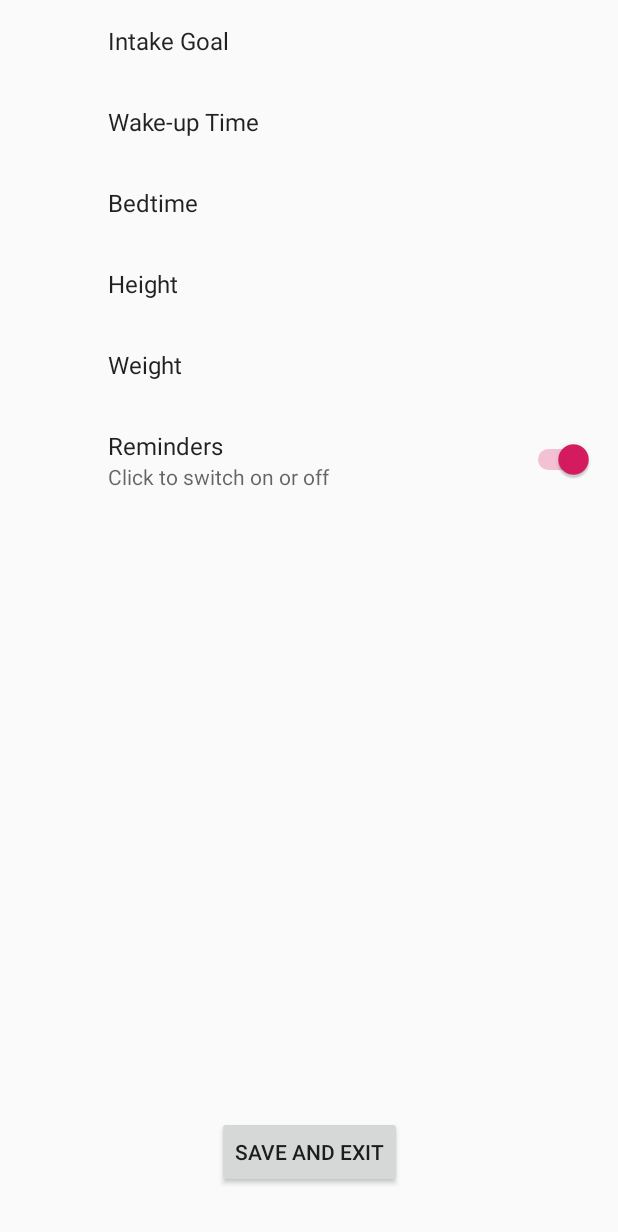
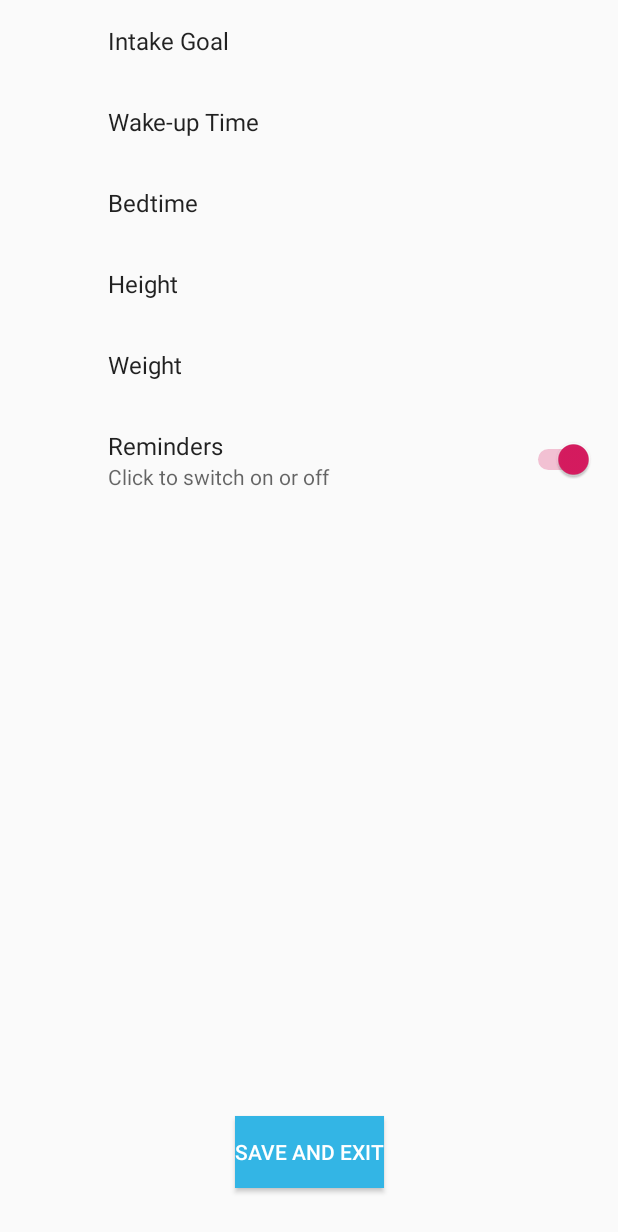
Before and after one commit to emmandibble/HiDr8, an Android app: the Settings screen opened directly, with no data from a screen before it, on a phone screen of 412 x 824 dp. Shown: the top 1232 px of the screen. Run offline under Robolectric (Android 15) with nearby library versions, the phone set to English and light mode, and no system bars; our stand-ins replace androidx.preference.

Commit message:
Add button style

```diff
--- a/app/src/main/res/layout/activity_settings.xml
+++ b/app/src/main/res/layout/activity_settings.xml
@@ -21,6 +21,8 @@
         android:layout_width="wrap_content"
         android:layout_height="wrap_content"
         android:layout_marginBottom="32dp"
+        android:background="@android:color/holo_blue_light"
+        android:textColor="@android:color/white"
         android:text="@string/save_and_exit"
         app:layout_constraintBottom_toBottomOf="parent"
         app:layout_constraintEnd_toEndOf="parent"
```
